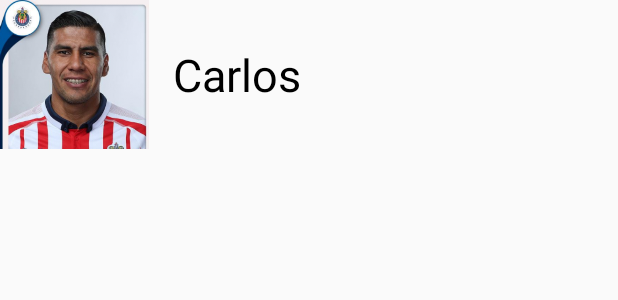
After one commit to MoisesDM/AppPrueba, an Android app: the layout players_row.xml on its own in the app's theme, with its tools: preview values and no code run, on a phone screen of 412 x 824 dp. The commit adds this screen. Shown: the top 300 px of the screen. Run offline under Robolectric (Android 15) with nearby library versions, the phone set to English and light mode, and no system bars.

```diff
--- a/app/src/main/java/com/example/hp/entidades/Contacto.java
+++ b/app/src/main/java/com/example/hp/entidades/Contacto.java
@@ -9,6 +9,12 @@ public class Contacto {
     public Contacto(){
 
     }
+
+    public Contacto(String nombre, int imgContacto) {
+        this.nombre = nombre;
+        ImgContacto = imgContacto;
+    }
+
     public Contacto(String nombre, String nueroMovil, String numeorprincipal, int imgContacto) {
         this.nombre = nombre;
         this.nueroMovil = nueroMovil;
--- a/app/src/main/java/com/example/hp/miappmiprimeraplicacion1/CustomAdapter.java
+++ b/app/src/main/java/com/example/hp/miappmiprimeraplicacion1/CustomAdapter.java
@@ -99,5 +99,10 @@ private Context context=null;
             this.imagContacto=itemView.findViewById(R.id.ivContacto);
         this.cont=itemView.findViewById(R.id.Contendor);
         }
+
+
         }
+
+
+
 }
--- /dev/null
+++ b/app/src/main/res/layout/players_row.xml
@@ -0,0 +1,25 @@
+<?xml version="1.0" encoding="utf-8"?>
+<RelativeLayout xmlns:android="http://schemas.android.com/apk/res/android"
+    android:layout_width="match_parent" android:layout_height="match_parent">
+
+    <ImageView
+        android:id="@+id/ivPlayer"
+        android:layout_width="99dp"
+        android:layout_height="99dp"
+        android:src="@drawable/carlos" />
+
+    <TextView
+        android:id="@+id/tvSNombre"
+        android:layout_width="wrap_content"
+        android:layout_height="wrap_content"
+        android:layout_alignBottom="@+id/ivPlayer"
+        android:layout_alignParentTop="true"
+        android:layout_margin="16dp"
+        android:layout_toEndOf="@+id/ivPlayer"
+        android:gravity="center"
+        android:text="Carlos"
+        android:textColor="@android:color/black"
+        android:textSize="30sp" />
+
+
+</RelativeLayout>
```
Also changed, not shown: app/src/main/java/com/example/hp/miappmiprimeraplicacion1/ModificarContactoActivity.java (+32 -1 lines), app/src/main/java/com/example/hp/miappmiprimeraplicacion1/playersAdapter.java (added, +53 -0 lines), app/src/main/res/layout/activity_modificar_contacto.xml (+21 -11 lines).
